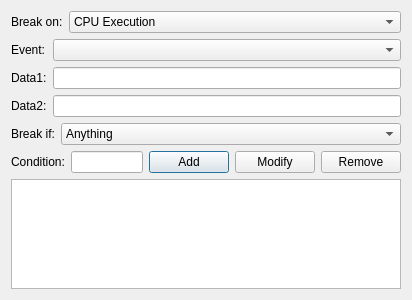
Qt form debugger/breakpointdialog.ui (christopherpow/nesicide) before a commit.
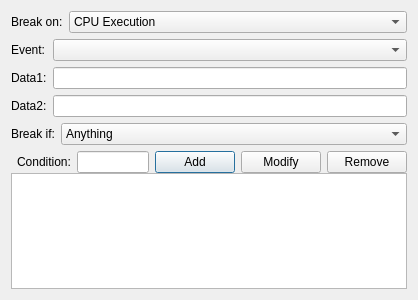
The same form after that commit. The open tabs and pages were chosen to show the change.

Diff of the .ui file:
```diff
--- a/debugger/breakpointdialog.ui
+++ b/debugger/breakpointdialog.ui
@@ -237,159 +237,54 @@
        <item row="0" column="1">
         <widget class="QComboBox" name="event"/>
        </item>
-       <item row="3" column="0">
-        <widget class="QLabel" name="label_3">
-         <property name="text">
-          <string>Data2:</string>
-         </property>
-        </widget>
-       </item>
-       <item row="3" column="1">
-        <widget class="QLineEdit" name="eventData2"/>
-       </item>
-       <item row="2" column="0">
+       <item row="1" column="0">
         <widget class="QLabel" name="label_4">
          <property name="text">
           <string>Data1:</string>
          </property>
         </widget>
        </item>
-       <item row="2" column="1">
+       <item row="1" column="1">
         <widget class="QLineEdit" name="eventData1"/>
        </item>
+       <item row="2" column="0">
+        <widget class="QLabel" name="label_3">
+         <property name="text">
+          <string>Data2:</string>
+         </property>
+        </widget>
+       </item>
+       <item row="2" column="1">
+        <widget class="QLineEdit" name="eventData2"/>
+       </item>
       </layout>
      </widget>
      <widget class="QWidget" name="page"/>
     </widget>
    </item>
-   <item row="2" column="0">
-    <widget class="QStackedWidget" name="conditionWidget">
-     <property name="sizePolicy">
-      <sizepolicy hsizetype="Preferred" vsizetype="Minimum">
-       <horstretch>0</horstretch>
-       <verstretch>0</verstretch>
-      </sizepolicy>
-     </property>
-     <property name="currentIndex">
-      <number>1</number>
-     </property>
-     <widget class="QWidget" name="emptyCondition"/>
-     <widget class="QWidget" name="addrCondition">
-      <layout class="QFormLayout" name="formLayout_3">
-       <property name="margin">
-        <number>0</number>
-       </property>
-       <item row="0" column="0">
-        <widget class="QLabel" name="conditionlabel">
-         <property name="text">
-          <string>Break if:</string>
-         </property>
-        </widget>
-       </item>
-       <item row="0" column="1">
-        <widget class="QComboBox" name="condition">
-         <item>
-          <property name="text">
-           <string>Anything</string>
-          </property>
-         </item>
-         <item>
-          <property name="text">
-           <string>Equals</string>
-          </property>
-         </item>
-         <item>
-          <property name="text">
-           <string>Does Not Equal</string>
-          </property>
-         </item>
-         <item>
-          <property name="text">
-           <string>Is Greater Than</string>
-          </property>
-         </item>
-         <item>
-          <property name="text">
-           <string>Is Less Than</string>
-          </property>
-         </item>
-        </widget>
-       </item>
-      </layout>
-     </widget>
-    </widget>
-   </item>
-   <item row="3" column="0">
+   <item row="4" column="0">
     <layout class="QGridLayout" name="gridLayout">
-     <item row="0" column="1">
+     <property name="horizontalSpacing">
+      <number>6</number>
+     </property>
+     <property name="verticalSpacing">
+      <number>0</number>
+     </property>
+     <item row="0" column="2">
       <widget class="QPushButton" name="addButton">
        <property name="text">
         <string>Add</string>
        </property>
       </widget>
      </item>
-     <item row="0" column="3">
+     <item row="0" column="4">
       <widget class="QPushButton" name="removeButton">
        <property name="text">
         <string>Remove</string>
        </property>
       </widget>
      </item>
-     <item row="0" column="0">
-      <widget class="QStackedWidget" name="dataWidget">
-       <property name="sizePolicy">
-        <sizepolicy hsizetype="Preferred" vsizetype="Minimum">
-         <horstretch>0</horstretch>
-         <verstretch>0</verstretch>
-        </sizepolicy>
-       </property>
-       <property name="currentIndex">
-        <number>0</number>
-       </property>
-       <widget class="QWidget" name="page_4">
-        <layout class="QGridLayout" name="gridLayout_7">
-         <property name="margin">
-          <number>0</number>
-         </property>
-        </layout>
-       </widget>
-       <widget class="QWidget" name="page_5">
-        <layout class="QFormLayout" name="formLayout_5">
-         <property name="margin">
-          <number>0</number>
-         </property>
-         <item row="1" column="1">
-          <widget class="QLineEdit" name="data1"/>
-         </item>
-         <item row="1" column="0">
-          <widget class="QLabel" name="datalabel">
-           <property name="text">
-            <string>Condition:</string>
-           </property>
-          </widget>
-         </item>
-        </layout>
-       </widget>
-       <widget class="QWidget" name="page_6">
-        <layout class="QFormLayout" name="formLayout_4">
-         <property name="margin">
-          <number>0</number>
-         </property>
-         <item row="0" column="0">
-          <widget class="QLabel" name="datalabel_2">
-           <property name="text">
-            <string>Condition:</string>
-           </property>
-          </widget>
-         </item>
-         <item row="0" column="1">
-          <widget class="QComboBox" name="data2"/>
-         </item>
-        </layout>
-       </widget>
-      </widget>
-     </item>
-     <item row="1" column="0" colspan="4">
+     <item row="1" column="0" colspan="5">
       <widget class="QTableView" name="tableView">
        <property name="editTriggers">
         <set>QAbstractItemView::NoEditTriggers</set>
@@ -429,15 +324,129 @@
        </attribute>
       </widget>
      </item>
-     <item row="0" column="2">
+     <item row="0" column="3">
       <widget class="QPushButton" name="modifyButton">
        <property name="text">
         <string>Modify</string>
        </property>
       </widget>
      </item>
+     <item row="0" column="1">
+      <widget class="QStackedWidget" name="dataWidget">
+       <property name="sizePolicy">
+        <sizepolicy hsizetype="Preferred" vsizetype="Minimum">
+         <horstretch>0</horstretch>
+         <verstretch>0</verstretch>
+        </sizepolicy>
+       </property>
+       <property name="currentIndex">
+        <number>1</number>
+       </property>
+       <widget class="QWidget" name="page_4">
+        <layout class="QGridLayout" name="gridLayout_7">
+         <property name="margin">
+          <number>0</number>
+         </property>
+        </layout>
+       </widget>
+       <widget class="QWidget" name="page_5">
+        <layout class="QFormLayout" name="formLayout_5">
+         <property name="margin">
+          <number>0</number>
+         </property>
+         <item row="0" column="1">
+          <widget class="QLineEdit" name="data1"/>
+         </item>
+         <item row="0" column="0">
+          <widget class="QLabel" name="datalabel">
+           <property name="text">
+            <string>Condition:</string>
+           </property>
+          </widget>
+         </item>
+        </layout>
+       </widget>
+       <widget class="QWidget" name="page_6">
+        <layout class="QFormLayout" name="formLayout_4">
+         <property name="margin">
+          <number>0</number>
+         </property>
+         <item row="0" column="0">
+          <widget class="QLabel" name="datalabel_2">
+           <property name="text">
+            <string>Condition:</string>
+           </property>
+          </widget>
+         </item>
+         <item row="0" column="1">
+          <widget class="QComboBox" name="data2"/>
+         </item>
+        </layout>
+       </widget>
+      </widget>
+     </item>
     </layout>
    </item>
+   <item row="3" column="0">
+    <widget class="QStackedWidget" name="conditionWidget">
+     <property name="sizePolicy">
+      <sizepolicy hsizetype="Preferred" vsizetype="Minimum">
+       <horstretch>0</horstretch>
+       <verstretch>0</verstretch>
+      </sizepolicy>
+     </property>
+     <property name="currentIndex">
+      <number>1</number>
+     </property>
+     <widget class="QWidget" name="emptyCondition"/>
+     <widget class="QWidget" name="addrCondition">
+      <layout class="QFormLayout" name="formLayout_3">
+       <property name="fieldGrowthPolicy">
+        <enum>QFormLayout::AllNonFixedFieldsGrow</enum>
+       </property>
+       <property name="margin">
+        <number>0</number>
+       </property>
+       <item row="0" column="1">
+        <widget class="QComboBox" name="condition">
+         <item>
+          <property name="text">
+           <string>Anything</string>
+          </property>
+         </item>
+         <item>
+          <property name="text">
+           <string>Equals</string>
+          </property>
+         </item>
+         <item>
+          <property name="text">
+           <string>Does Not Equal</string>
+          </property>
+         </item>
+         <item>
+          <property name="text">
+           <string>Is Greater Than</string>
+          </property>
+         </item>
+         <item>
+          <property name="text">
+           <string>Is Less Than</string>
+          </property>
+         </item>
+        </widget>
+       </item>
+       <item row="0" column="0">
+        <widget class="QLabel" name="conditionlabel">
+         <property name="text">
+          <string>Break if:</string>
+         </property>
+        </widget>
+       </item>
+      </layout>
+     </widget>
+    </widget>
+   </item>
   </layout>
  </widget>
  <tabstops>
```
Left out of the diff: 5 changed lines with no effect on the pictures.
